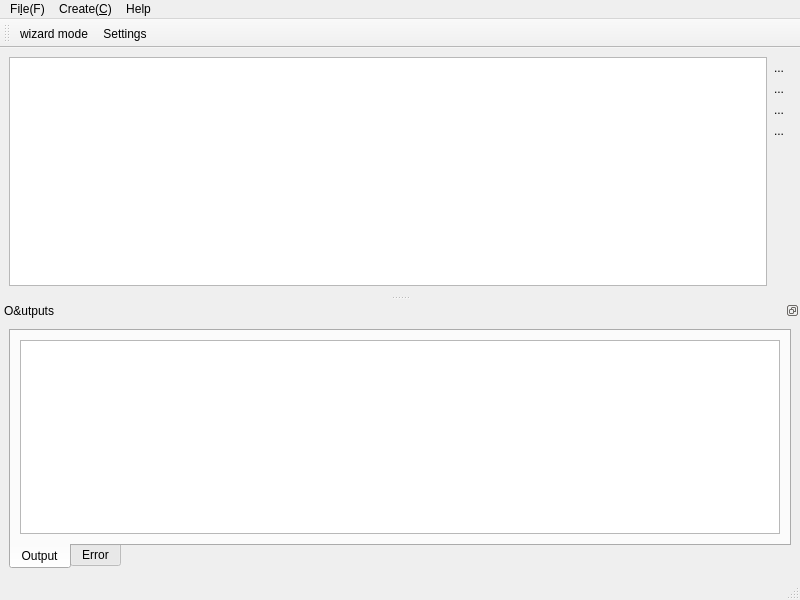
Above: sphinx_explorer/ui/main_window.ui from pashango2/sphinx-explorer before the change. Below: the same form after it.
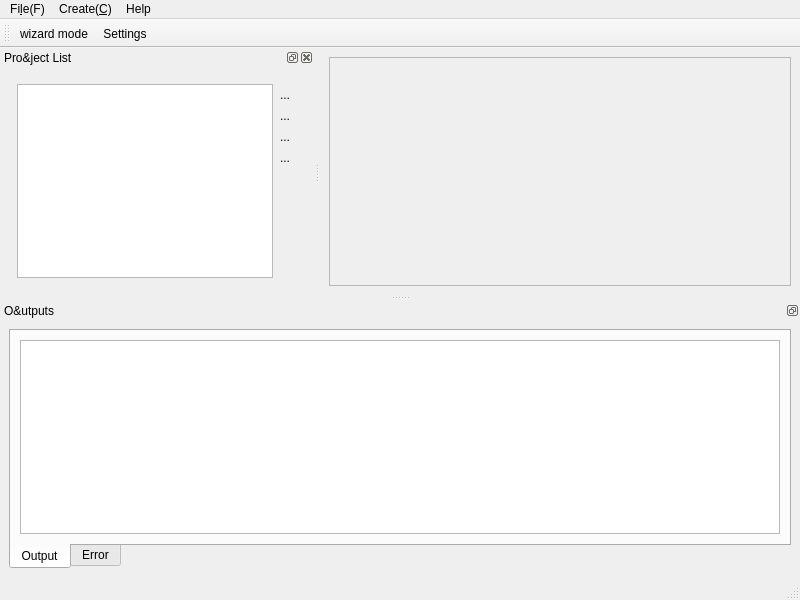
That is the form after the change. Custom widgets are drawn as their Qt base class.

Patch:
```diff
--- a/sphinx_explorer/ui/main_window.ui
+++ b/sphinx_explorer/ui/main_window.ui
@@ -16,90 +16,14 @@
   <widget class="QWidget" name="centralwidget">
    <layout class="QVBoxLayout" name="verticalLayout">
     <item>
-     <layout class="QHBoxLayout" name="horizontalLayout_2">
-      <property name="spacing">
-       <number>0</number>
+     <widget class="QFrame" name="frame">
+      <property name="frameShape">
+       <enum>QFrame::StyledPanel</enum>
       </property>
-      <item>
-       <widget class="QTreeView" name="tree_view_projects">
-        <property name="sizePolicy">
-         <sizepolicy hsizetype="Expanding" vsizetype="Expanding">
-          <horstretch>0</horstretch>
-          <verstretch>0</verstretch>
-         </sizepolicy>
-        </property>
-        <property name="editTriggers">
-         <set>QAbstractItemView::NoEditTriggers</set>
-        </property>
-        <property name="selectionMode">
-         <enum>QAbstractItemView::ExtendedSelection</enum>
-        </property>
-        <property name="rootIsDecorated">
-         <bool>false</bool>
-        </property>
-        <attribute name="headerVisible">
-         <bool>true</bool>
-        </attribute>
-       </widget>
-      </item>
-      <item>
-       <layout class="QVBoxLayout" name="verticalLayout_3">
-        <item>
-         <widget class="QToolButton" name="button_add">
-          <property name="text">
-           <string>...</string>
-          </property>
-          <property name="autoRaise">
-           <bool>true</bool>
-          </property>
-         </widget>
-        </item>
-        <item>
-         <widget class="QToolButton" name="button_up">
-          <property name="text">
-           <string>...</string>
-          </property>
-          <property name="autoRaise">
-           <bool>true</bool>
-          </property>
-         </widget>
-        </item>
-        <item>
-         <widget class="QToolButton" name="button_down">
-          <property name="text">
-           <string>...</string>
-          </property>
-          <property name="autoRaise">
-           <bool>true</bool>
-          </property>
-         </widget>
-        </item>
-        <item>
-         <widget class="QToolButton" name="button_del">
-          <property name="text">
-           <string>...</string>
-          </property>
-          <property name="autoRaise">
-           <bool>true</bool>
-          </property>
-         </widget>
-        </item>
-        <item>
-         <spacer name="verticalSpacer">
-          <property name="orientation">
-           <enum>Qt::Vertical</enum>
-          </property>
-          <property name="sizeHint" stdset="0">
-           <size>
-            <width>20</width>
-            <height>40</height>
-           </size>
-          </property>
-         </spacer>
-        </item>
-       </layout>
-      </item>
-     </layout>
+      <property name="frameShadow">
+       <enum>QFrame::Raised</enum>
+      </property>
+     </widget>
     </item>
    </layout>
   </widget>
@@ -194,6 +118,116 @@
    <addaction name="action_wizard"/>
    <addaction name="action_settings"/>
   </widget>
+  <widget class="QDockWidget" name="dock_project_tree">
+   <property name="windowTitle">
+    <string>Pro&amp;ject List</string>
+   </property>
+   <attribute name="dockWidgetArea">
+    <number>1</number>
+   </attribute>
+   <widget class="QWidget" name="dockWidgetContents_4">
+    <layout class="QVBoxLayout" name="verticalLayout_6">
+     <item>
+      <layout class="QHBoxLayout" name="horizontalLayout_2">
+       <property name="spacing">
+        <number>0</number>
+       </property>
+       <property name="leftMargin">
+        <number>8</number>
+       </property>
+       <property name="topMargin">
+        <number>8</number>
+       </property>
+       <property name="rightMargin">
+        <number>8</number>
+       </property>
+       <property name="bottomMargin">
+        <number>8</number>
+       </property>
+       <item>
+        <widget class="QTreeView" name="tree_view_projects">
+         <property name="sizePolicy">
+          <sizepolicy hsizetype="Expanding" vsizetype="Expanding">
+           <horstretch>0</horstretch>
+           <verstretch>0</verstretch>
+          </sizepolicy>
+         </property>
+         <property name="editTriggers">
+          <set>QAbstractItemView::NoEditTriggers</set>
+         </property>
+         <property name="selectionMode">
+          <enum>QAbstractItemView::ExtendedSelection</enum>
+         </property>
+         <property name="rootIsDecorated">
+          <bool>false</bool>
+         </property>
+         <attribute name="headerVisible">
+          <bool>false</bool>
+         </attribute>
+        </widget>
+       </item>
+       <item>
+        <layout class="QVBoxLayout" name="verticalLayout_3">
+         <item>
+          <widget class="QToolButton" name="button_add">
+           <property name="text">
+            <string>...</string>
+           </property>
+           <property name="autoRaise">
+            <bool>true</bool>
+           </property>
+          </widget>
+         </item>
+         <item>
+          <widget class="QToolButton" name="button_up">
+           <property name="text">
+            <string>...</string>
+           </property>
+           <property name="autoRaise">
+            <bool>true</bool>
+           </property>
+          </widget>
+         </item>
+         <item>
+          <widget class="QToolButton" name="button_down">
+           <property name="text">
+            <string>...</string>
+           </property>
+           <property name="autoRaise">
+            <bool>true</bool>
+           </property>
+          </widget>
+         </item>
+         <item>
+          <widget class="QToolButton" name="button_del">
+           <property name="text">
+            <string>...</string>
+           </property>
+           <property name="autoRaise">
+            <bool>true</bool>
+           </property>
+          </widget>
+         </item>
+         <item>
+          <spacer name="verticalSpacer">
+           <property name="orientation">
+            <enum>Qt::Vertical</enum>
+           </property>
+           <property name="sizeHint" stdset="0">
+            <size>
+             <width>20</width>
+             <height>40</height>
+            </size>
+           </property>
+          </spacer>
+         </item>
+        </layout>
+       </item>
+      </layout>
+     </item>
+    </layout>
+   </widget>
+  </widget>
   <action name="action_add_document">
    <property name="text">
     <string>Add Document</string>
```
Left out of the diff: 2 changed lines with no effect on the pictures.
